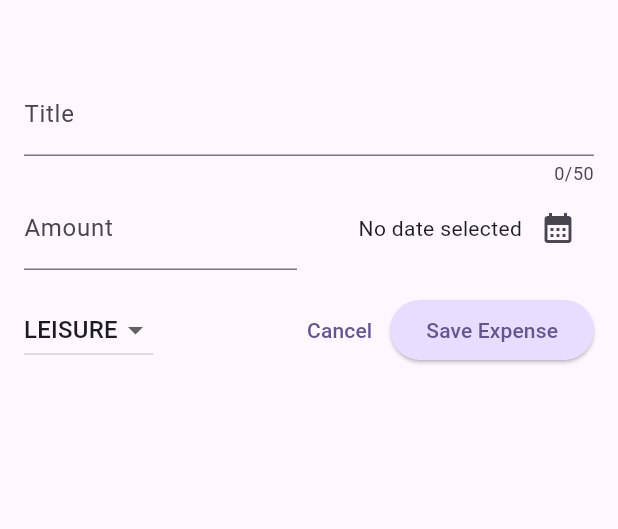
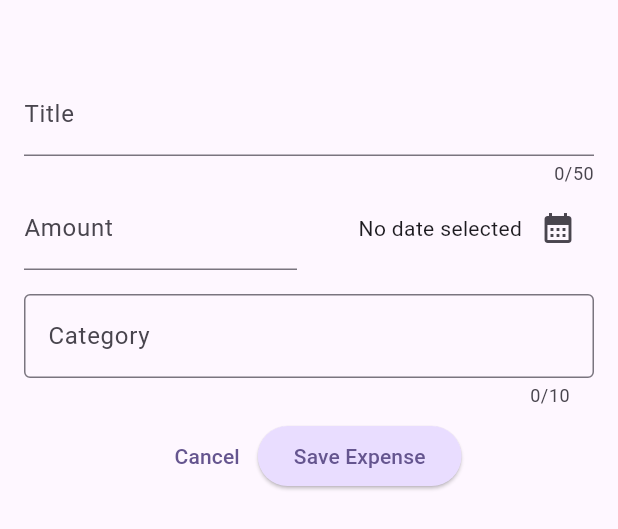
Before and after one commit to RanjanKumar93/analyze_track_app, a Flutter app: the NewExpense widget shown alone on an empty page, opened directly with empty values, on a phone screen of 412 x 824 dp. Shown: the top 529 px of the screen. Run offline on Flutter 3.47's test engine with Material 3 defaults, Android fonts, the phone set to English and light mode, and no system bars; our stand-ins replace sqflite, syncfusion_flutter_charts; accounts and stored records are empty.

```diff
--- a/lib/models/expense.dart
+++ b/lib/models/expense.dart
@@ -1,4 +1,3 @@
-import 'package:flutter/material.dart';
 import 'package:uuid/uuid.dart';
 import 'package:intl/intl.dart';
 
@@ -6,14 +5,22 @@ final formatter = DateFormat.yMd();
 
 const uuid = Uuid();
 
-enum Category { food, travel, leisure, work }
+class Category {
+  final String value;
+  const Category._(this.value);
 
-const categoryIcons = {
-  Category.food: Icons.lunch_dining,
-  Category.travel: Icons.flight_takeoff,
-  Category.leisure: Icons.movie,
-  Category.work: Icons.work,
-};
+  static List<Category> values = [];
+
+  // Method to add new values
+  static void addValue(String newValue) {
+    values.add(Category._(newValue));
+  }
+
+  // Method to remove values
+  static void removeValue(String valueToRemove) {
+    values.removeWhere((item) => item.value == valueToRemove);
+  }
+}
 
 class Expense {
   Expense({
@@ -28,7 +35,7 @@ class Expense {
   final String title;
   final double amount;
   final DateTime date;
-  final Category category;
+  final String category;
 
   String get formattedDate {
     return formatter.format(date);
@@ -41,7 +48,7 @@ class Expense {
       'title': title,
       'amount': amount,
       'date': date.toIso8601String(), // Store date as ISO string
-      'category': category.index // Store category as an integer
+      'category': category, // Store category as an integer
     };
   }
 
--- a/lib/widgets/new_expense.dart
+++ b/lib/widgets/new_expense.dart
@@ -16,7 +16,8 @@ class _NewExpenseState extends State<NewExpense> {
   final _titleController = TextEditingController();
   final _amountController = TextEditingController();
   DateTime? _selectedDate;
-  Category _selectedCategory = Category.leisure;
+  final TextEditingController _categoryInputController =
+      TextEditingController();
 
   void _presentDatePicker() async {
     final now = DateTime.now();
@@ -33,8 +34,7 @@ class _NewExpenseState extends State<NewExpense> {
   }
 
   void _submitExpenseData() {
-    final enteredAmount = double.tryParse(_amountController
-        .text); // tryParse('Hello') => null, tryParse('1.12') => 1.12
+    final enteredAmount = double.tryParse(_amountController.text);
     final amountIsInvalid = enteredAmount == null || enteredAmount <= 0;
     if (_titleController.text.trim().isEmpty ||
         amountIsInvalid ||
@@ -63,7 +63,7 @@ class _NewExpenseState extends State<NewExpense> {
         title: _titleController.text,
         amount: enteredAmount,
         date: _selectedDate!,
-        category: _selectedCategory,
+        category: _categoryInputController.text,
       ),
     );
     Navigator.pop(context);
@@ -73,6 +73,7 @@ class _NewExpenseState extends State<NewExpense> {
   void dispose() {
     _titleController.dispose();
     _amountController.dispose();
+    _categoryInputController.dispose();
     super.dispose();
   }
 
@@ -96,7 +97,6 @@ class _NewExpenseState extends State<NewExpense> {
                   controller: _amountController,
                   keyboardType: TextInputType.number,
                   decoration: const InputDecoration(
-                    prefixText: '\$ ',
                     label: Text('Amount'),
                   ),
                 ),
@@ -124,30 +124,34 @@ class _NewExpenseState extends State<NewExpense> {
             ],
           ),
           const SizedBox(height: 16),
-          Row(
+          Column(
             children: [
-              DropdownButton(
-                value: _selectedCategory,
-                items: Category.values
-                    .map(
-                      (category) => DropdownMenuItem(
-                        value: category,
-                        child: Text(
-                          category.name.toUpperCase(),
+              TextField(
+                maxLength: 10,
+                controller: _categoryInputController,
+                onChanged: (text) {
+                  // Convert input to lowercase
+                  String lowerCaseText = text.toLowerCase();
+
+                  // Set the modified text back to the controller
+                  _categoryInputController.value =
+                      _categoryInputController.value.copyWith(
+                    text: lowerCaseText,
+                    selection:
+                        TextSelection.collapsed(offset: lowerCaseText.length),
+                  );
+                },
+                decoration: const InputDecoration(
+                  border: OutlineInputBorder(),
+                  labelText: 'Category',
                 ),
               ),
-                    )
-                    .toList(),
-                onChanged: (value) {
-                  if (value == null) {
-                    return;
-                  }
-                  setState(() {
-                    _selectedCategory = value;
-                  });
-                },
+              const SizedBox(
+                height: 8,
               ),
-              const Spacer(),
+              Row(
+                mainAxisAlignment: MainAxisAlignment.center,
+                children: [
                   TextButton(
                     onPressed: () {
                       Navigator.pop(context);
@@ -159,6 +163,8 @@ class _NewExpenseState extends State<NewExpense> {
                     child: const Text('Save Expense'),
                   ),
                 ],
+              )
+            ],
           ),
         ],
       ),
--- a/pubspec.yaml
+++ b/pubspec.yaml
@@ -39,6 +39,7 @@ dependencies:
   intl: ^0.19.0
   sqflite: ^2.4.0
   path: ^1.9.0
+  syncfusion_flutter_charts: ^27.1.53
 
 dev_dependencies:
   flutter_test:
```
Also changed, not shown: lib/local/local_database.dart (+17 -2 lines), lib/widgets/chart/chart.dart (added, +88 -0 lines), lib/widgets/expenses.dart (+16 -1 lines), lib/widgets/expenses_list/expense_item.dart (+24 -11 lines), pubspec.lock. Lines whose indentation alone changed are shown as unchanged.
